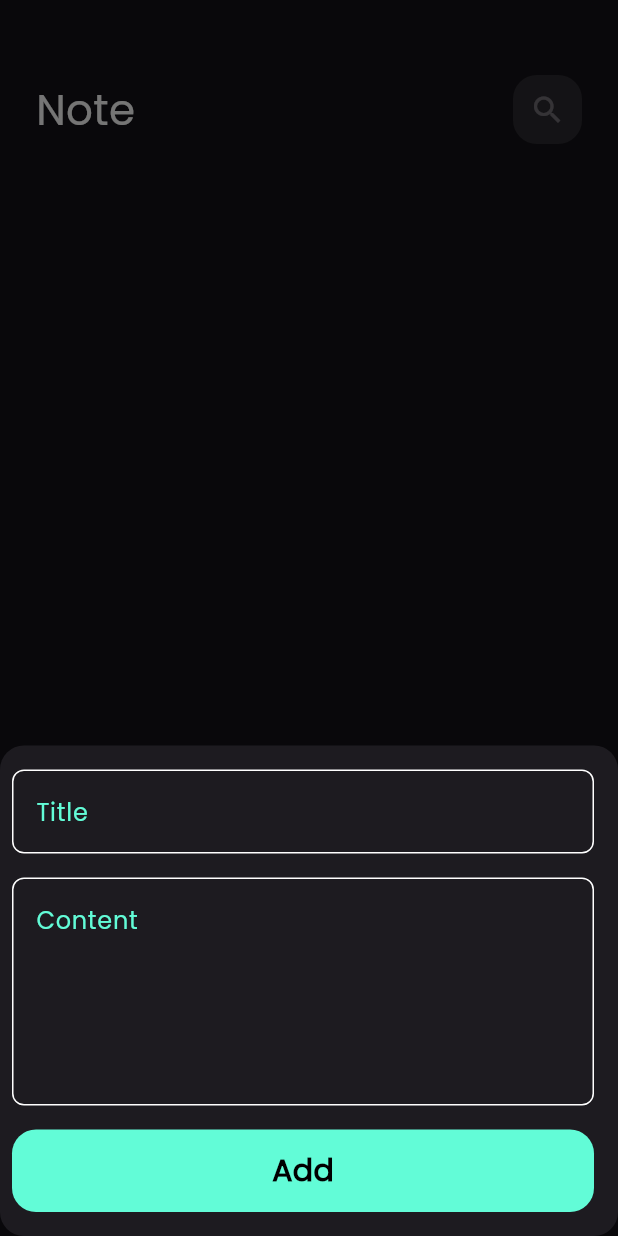
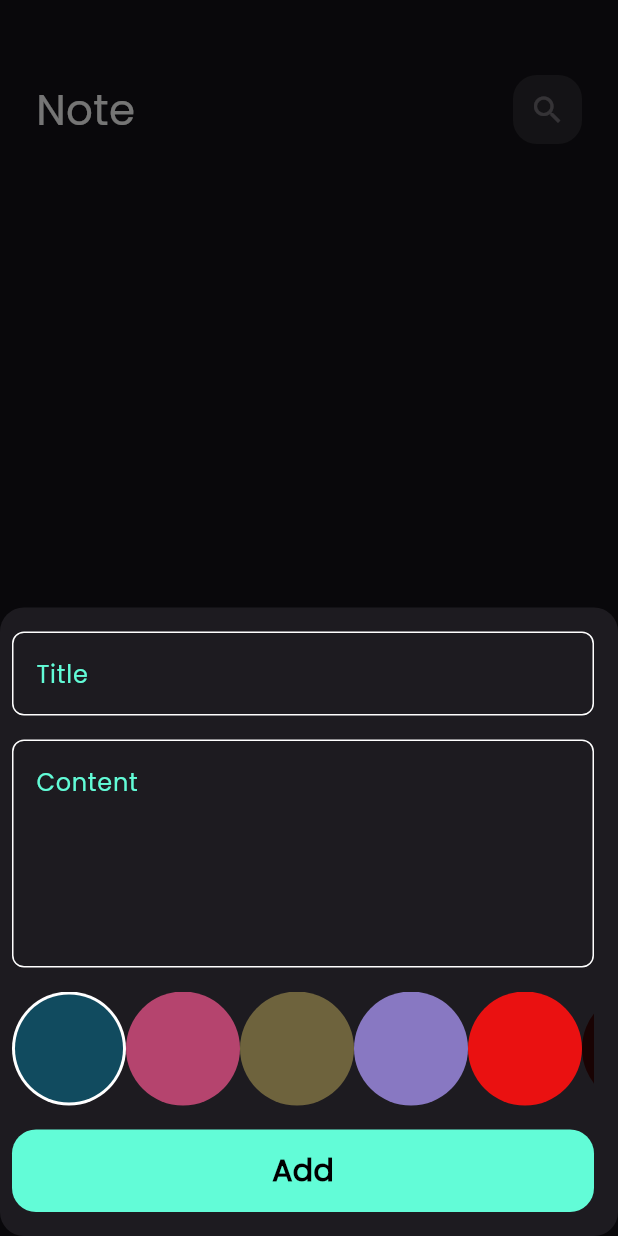
Before and after one commit to tahaelngar32/nows3, a Flutter app: the screen it shows after launch, after a tap on the "add" icon, on a phone screen of 412 x 824 dp. Run offline on Flutter 3.47's test engine with Material 3 defaults, Android fonts, the phone set to English and light mode, and no system bars; our stand-ins replace bloc, flutter_bloc, hive, hive_flutter, modal_progress_hud_nsn; accounts and stored records are empty.

Commit message:
color_list_view

```diff
--- a/lib/widgets/add_note_form.dart
+++ b/lib/widgets/add_note_form.dart
@@ -4,6 +4,7 @@ import 'package:news3/cubits/add_node_cubit/add_note_cubit.dart';
 import 'package:news3/cubits/notes_cubit/notes_cubit.dart';
 import 'package:news3/models/note_model.dart';
 
+import 'color_list_view.dart';
 import 'custom_button.dart';
 import 'custom_text_field.dart';
 
@@ -49,6 +50,10 @@ class _AddNoteFormState extends State<AddNoteForm> {
           const SizedBox(
             height: 16,
           ),
+          ColorListView(),
+          const SizedBox(
+            height: 16,
+          ),
           BlocBuilder<AddNoteCubit, AddNoteState>(
             builder: (context, state) {
               return CustomButton(
--- /dev/null
+++ b/lib/widgets/color_list_view.dart
@@ -0,0 +1,69 @@
+import 'package:flutter/material.dart';
+
+class ColorItem extends StatelessWidget {
+  const ColorItem({super.key, required this.isActive, required this.color});
+
+  final bool isActive;
+final Color color;
+  @override
+  Widget build(BuildContext context) {
+    return isActive
+        ?  CircleAvatar(
+            radius: 38,
+            backgroundColor: Colors.white,
+            child: CircleAvatar(
+              radius: 36,
+              backgroundColor: color,
+            ),
+          )
+        : CircleAvatar(
+            radius: 38,
+            backgroundColor: color,
+          );
+  }
+}
+
+class ColorListView extends StatefulWidget {
+  const ColorListView({super.key});
+
+  @override
+  State<ColorListView> createState() => _ColorListViewState();
+}
+
+class _ColorListViewState extends State<ColorListView> {
+  int currentIndex = 0;
+List<Color> color=const[
+  Color(0xff114B5F),
+  Color(0xffB5446E),
+  Color(0xff6E633D),
+  Color(0xff8878C2),
+  Color(0xffEA1111),
+  Color(0xff190303),
+  Color(0xff4E6E3C),
+  Color(0xff45B59F),
+];
+  @override
+  Widget build(BuildContext context) {
+    return SizedBox(
+      height: 38 * 2,
+      child: ListView.builder(
+        itemCount: color.length,
+        scrollDirection: Axis.horizontal,
+        itemBuilder: (context, index) {
+          return GestureDetector(
+            onTap: (){
+              currentIndex =index;
+              setState(() {
+
+              });
+            },
+            child: ColorItem(
+              isActive: currentIndex == index,
+              color: color[index],
+            ),
+          );
+        },
+      ),
+    );
+  }
+}
```
